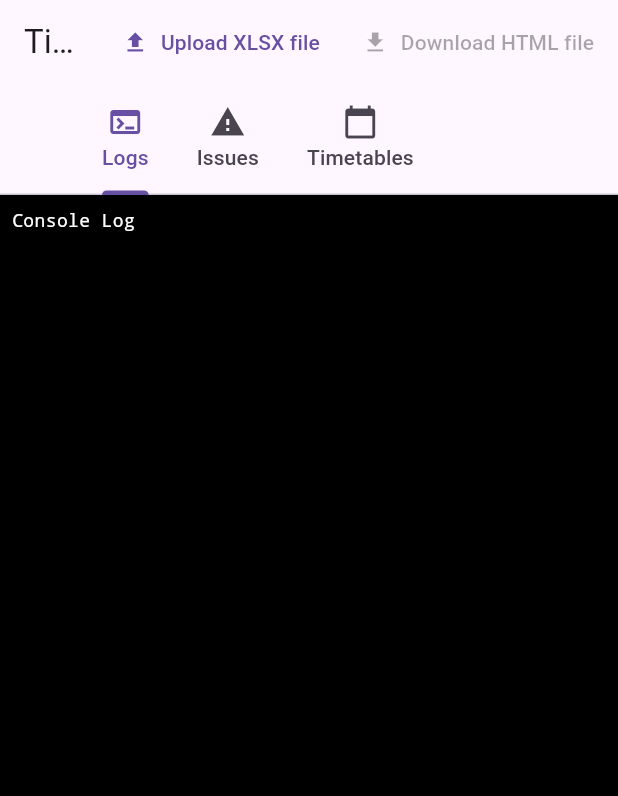
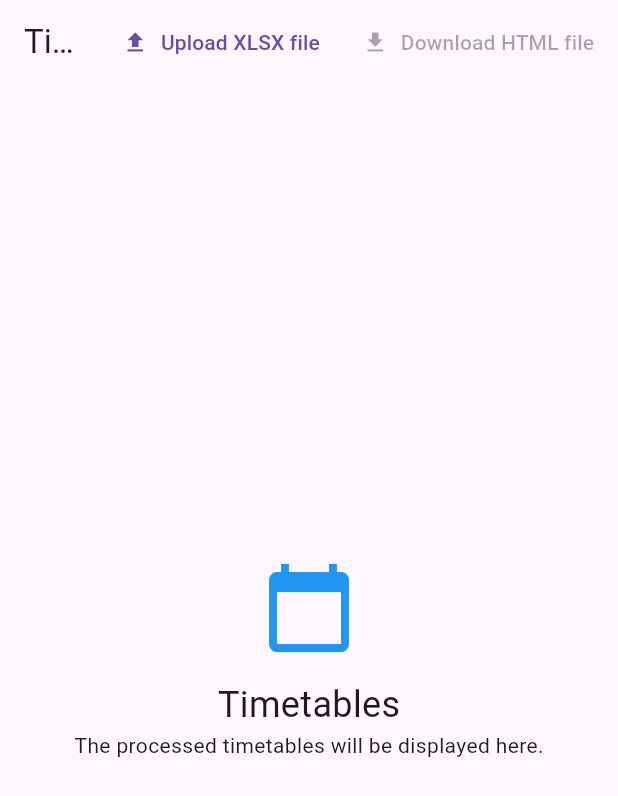
Before and after one commit to NPaspallis/ttgenie, a Flutter app: the screen it shows after launch, on a phone screen of 412 x 824 dp. Shown: the top 796 px of the screen. Run offline on Flutter 3.47's test engine with Material 3 defaults, Android fonts, the phone set to English and light mode, and no system bars; our stand-ins replace file_picker; missing offline and left inert: excel, flutter_inappwebview, universal_html.

Commit message:
removed tabs and left only one view: timetable

```diff
--- a/lib/main.dart
+++ b/lib/main.dart
@@ -477,64 +477,8 @@ class _ExcelProcessorState extends State<ExcelProcessor> {
               label: const Text('Download HTML file'),
             ),
           ],
-          bottom: const TabBar(
-            isScrollable: true,
-            tabs: [
-              Tab(icon: Icon(Icons.terminal), text: 'Logs'),
-              Tab(icon: Icon(Icons.report_problem), text: 'Issues'),
-              Tab(icon: Icon(Icons.calendar_today), text: 'Timetables'),
-            ],
         ),
-        ),
-        body: TabBarView(
-          children: [
-            // Tab 1: Logs
-            Container(
-              color: Colors.black,
-              child: Theme(
-                data: ThemeData.dark().copyWith(
-                  scrollbarTheme: const ScrollbarThemeData(
-                    thumbColor: WidgetStatePropertyAll(Colors.white60),
-                    radius: Radius.circular(10),
-                  ),
-                ),
-                child: Scrollbar(
-                  controller: _scrollController,
-                  thumbVisibility: true,
-                  thickness: 8.0,
-                  child: ListView.builder(
-                    controller: _scrollController,
-                    padding: const EdgeInsets.all(8.0),
-                    physics: const AlwaysScrollableScrollPhysics(),
-                    itemCount: _logs.length,
-                    itemBuilder: (context, index) {
-                      return Text(
-                        _logs[index],
-                        style: const TextStyle(
-                          color: Colors.white,
-                          fontFamily: 'monospace',
-                          fontSize: 12,
-                        ),
-                      );
-                    },
-                  ),
-                ),
-              ),
-            ),
-            // Tab 2: Issues Placeholder
-            const Center(
-              child: Column(
-                mainAxisAlignment: MainAxisAlignment.center,
-                children: [
-                  Icon(Icons.report_problem, size: 64, color: Colors.orange),
-                  SizedBox(height: 16),
-                  Text('Issues', style: TextStyle(fontSize: 24)),
-                  Text('Any issues found in the XLSX will appear here.'),
-                ],
-              ),
-            ),
-            // Tab 3: Timetables Placeholder
-            Center(
+        body: Center(
           child: _htmlTimetable.isEmpty ?
           const Column(
             mainAxisAlignment: MainAxisAlignment.center,
@@ -546,8 +490,6 @@ class _ExcelProcessorState extends State<ExcelProcessor> {
             ],
           ) :
           TimetableView(html: _htmlTimetable),
-            ),
-          ],
         )
       ),
     );
```
Lines whose indentation alone changed are shown as unchanged.
